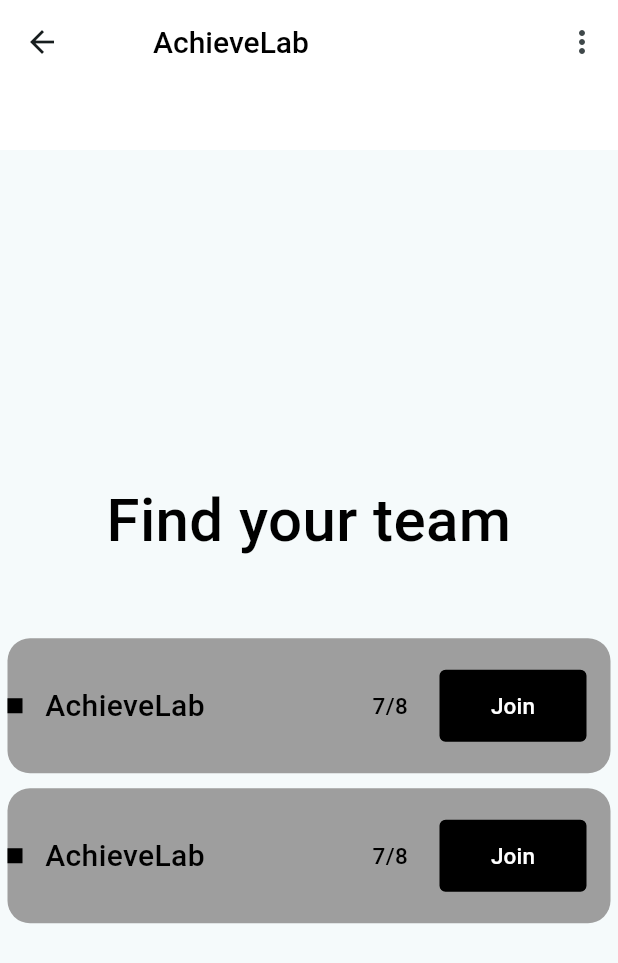
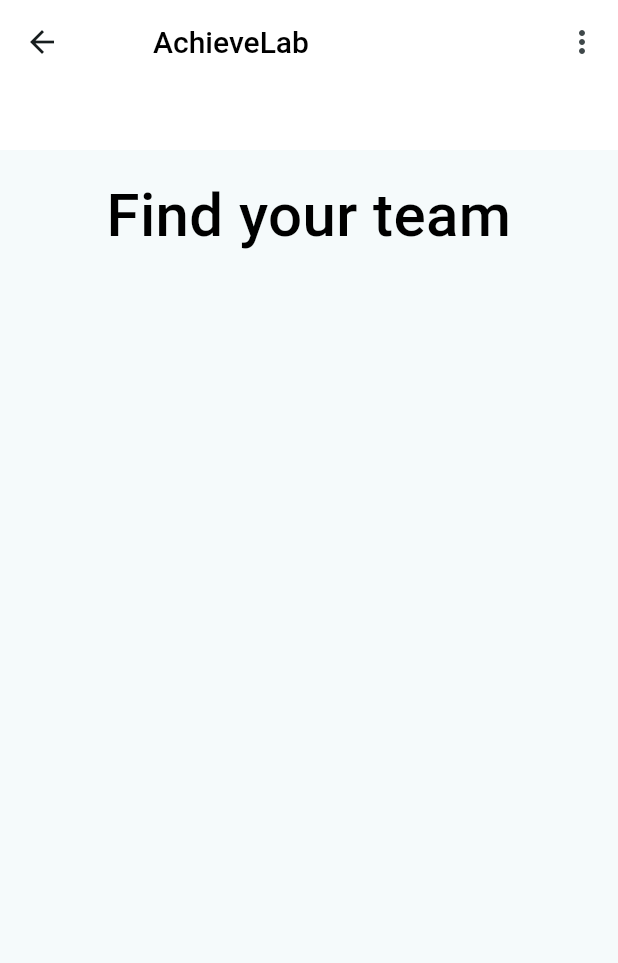
Before and after one commit to otdababy/achievelab, a Flutter app: the TeamListPage screen opened directly with empty values, on a phone screen of 412 x 824 dp. Shown: the top 963 px of the screen. Run offline on Flutter 3.47's test engine with Material 2 defaults, Android fonts, the phone set to English and light mode, and no system bars; our stand-ins replace cloud_firestore, firebase_auth, firebase_core; missing offline and left inert: dart:js; accounts and stored records are empty; statements that could not run were skipped.

Commit message:
finiished implemetatino of team lsit page

```diff
--- a/lib/teamlist/teamlist_page.dart
+++ b/lib/teamlist/teamlist_page.dart
@@ -40,7 +40,10 @@
         appBar: PreferredSize(
             preferredSize: const Size.fromHeight(100),
             child: StyledAppBar()),
-        body: Center(
+        body: SingleChildScrollView(
+          child: Column(
+            children: [
+              Center(
                 child: Center(
                   child: Column(
                     mainAxisAlignment: MainAxisAlignment.center,
@@ -51,12 +54,8 @@
                           const StyledText(text: "Find your team", size: 40),
                           Container(height: 30,),
                           for(var i =0; i<_teamList.length; i++)
-                    TeamInfo("${_teamList[0]['name']}", "Running 3km everyday",
-                       "10/1-10/31", "5PM, Every Sunday","500 points, 30 points deducted per failure", 7, ),
-                    TeamInfo("AchieveLab", "Running 3km everyday",
-                      "10/1-10/31", "5PM, Every Sunday","500 points, 30 points deducted per failure", 7, ),
-                    TeamInfo("AchieveLab", "Running 3km everyday",
-                      "10/1-10/31", "5PM, Every Sunday","500 points, 30 points deducted per failure", 7, )
+                          TeamInfo("${_teamList[i]['name']}", "${_teamList[i]['description']}",
+                             "10/1-10/31", "5PM, Every Sunday","500 points, 30 points deducted per failure", _teamList[i]['numMembers'] ),
 
                           //
                         ],
@@ -64,6 +63,9 @@
                     ],
                   ),
                 ),
+              ),
+            ],
+          ),
         )
     );
   }
```
Lines whose indentation alone changed are shown as unchanged.
